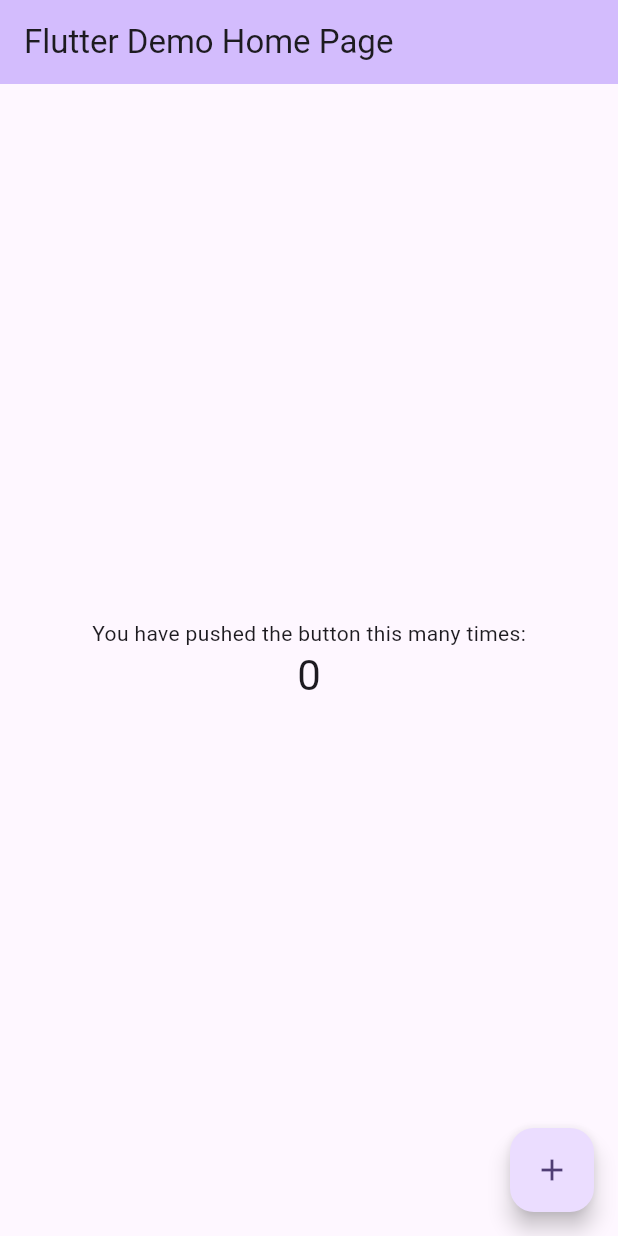
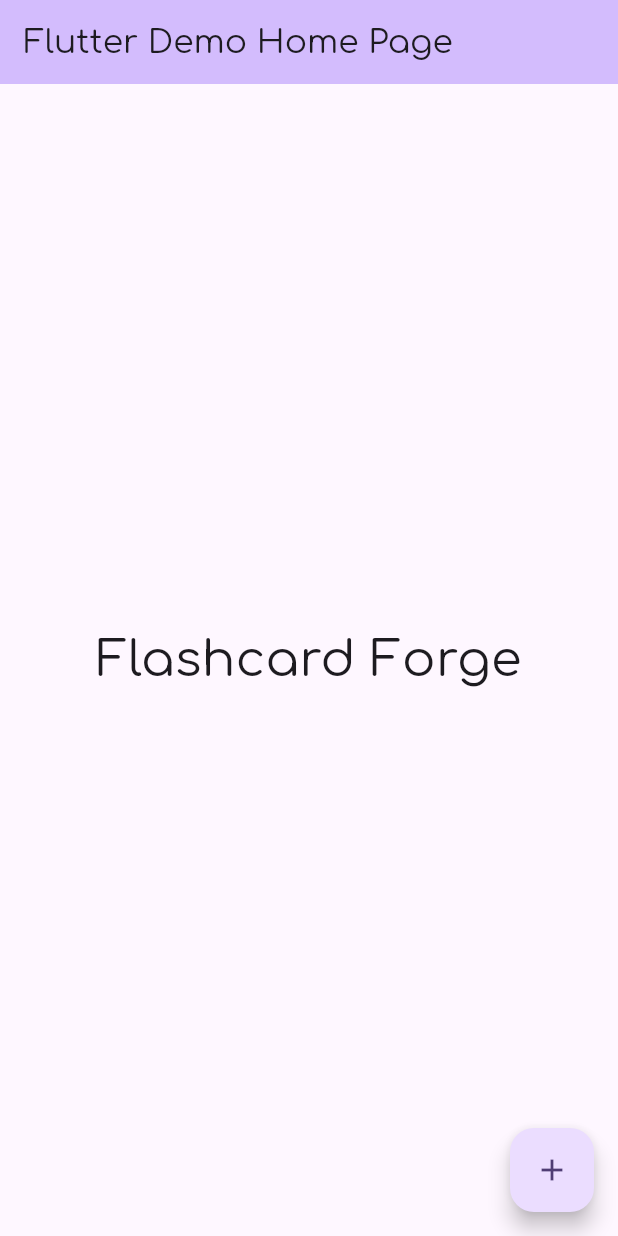
Before and after one commit to lucasviinic/flashcard_forge_app, a Flutter app: the screen it shows after launch, on a phone screen of 412 x 824 dp. Run offline on Flutter 3.47's test engine with Material 3 defaults, Android fonts, the phone set to English and light mode, and no system bars.

Commit message:
feat: add default custom font and set personalized app icon

```diff
--- a/lib/main.dart
+++ b/lib/main.dart
@@ -7,27 +7,12 @@ void main() {
 class MyApp extends StatelessWidget {
   const MyApp({super.key});
 
-  // This widget is the root of your application.
   @override
   Widget build(BuildContext context) {
     return MaterialApp(
       title: 'Flutter Demo',
       theme: ThemeData(
-        // This is the theme of your application.
-        //
-        // TRY THIS: Try running your application with "flutter run". You'll see
-        // the application has a purple toolbar. Then, without quitting the app,
-        // try changing the seedColor in the colorScheme below to Colors.green
-        // and then invoke "hot reload" (save your changes or press the "hot
-        // reload" button in a Flutter-supported IDE, or press "r" if you used
-        // the command line to start the app).
-        //
-        // Notice that the counter didn't reset back to zero; the application
-        // state is not lost during the reload. To reset the state, use hot
-        // restart instead.
-        //
-        // This works for code too, not just values: Most code changes can be
-        // tested with just a hot reload.
+        fontFamily: "Comfortaa",
         colorScheme: ColorScheme.fromSeed(seedColor: Colors.deepPurple),
         useMaterial3: true,
       ),
@@ -38,15 +23,6 @@ class MyApp extends StatelessWidget {
 
 class MyHomePage extends StatefulWidget {
   const MyHomePage({super.key, required this.title});
-
-  // This widget is the home page of your application. It is stateful, meaning
-  // that it has a State object (defined below) that contains fields that affect
-  // how it looks.
-
-  // This class is the configuration for the state. It holds the values (in this
-  // case the title) provided by the parent (in this case the App widget) and
-  // used by the build method of the State. Fields in a Widget subclass are
-  // always marked "final".
 
   final String title;
 
@@ -59,58 +35,24 @@ class _MyHomePageState extends State<MyHomePage> {
 
   void _incrementCounter() {
     setState(() {
-      // This call to setState tells the Flutter framework that something has
-      // changed in this State, which causes it to rerun the build method below
-      // so that the display can reflect the updated values. If we changed
-      // _counter without calling setState(), then the build method would not be
-      // called again, and so nothing would appear to happen.
       _counter++;
     });
   }
 
   @override
   Widget build(BuildContext context) {
-    // This method is rerun every time setState is called, for instance as done
-    // by the _incrementCounter method above.
-    //
-    // The Flutter framework has been optimized to make rerunning build methods
-    // fast, so that you can just rebuild anything that needs updating rather
-    // than having to individually change instances of widgets.
     return Scaffold(
       appBar: AppBar(
-        // TRY THIS: Try changing the color here to a specific color (to
-        // Colors.amber, perhaps?) and trigger a hot reload to see the AppBar
-        // change color while the other colors stay the same.
         backgroundColor: Theme.of(context).colorScheme.inversePrimary,
-        // Here we take the value from the MyHomePage object that was created by
-        // the App.build method, and use it to set our appbar title.
         title: Text(widget.title),
       ),
-      body: Center(
-        // Center is a layout widget. It takes a single child and positions it
-        // in the middle of the parent.
-        child: Column(
-          // Column is also a layout widget. It takes a list of children and
-          // arranges them vertically. By default, it sizes itself to fit its
-          // children horizontally, and tries to be as tall as its parent.
-          //
-          // Column has various properties to control how it sizes itself and
-          // how it positions its children. Here we use mainAxisAlignment to
-          // center the children vertically; the main axis here is the vertical
-          // axis because Columns are vertical (the cross axis would be
-          // horizontal).
-          //
-          // TRY THIS: Invoke "debug painting" (choose the "Toggle Debug Paint"
-          // action in the IDE, or press "p" in the console), to see the
-          // wireframe for each widget.
+      body: const Center(
+        child: Row(
           mainAxisAlignment: MainAxisAlignment.center,
-          children: <Widget>[
-            const Text(
-              'You have pushed the button this many times:',
-            ),
+          children: [
             Text(
-              '$_counter',
-              style: Theme.of(context).textTheme.headlineMedium,
+              style: TextStyle(fontSize: 33),
+              'Flashcard Forge',
             ),
           ],
         ),
@@ -119,7 +61,7 @@ class _MyHomePageState extends State<MyHomePage> {
         onPressed: _incrementCounter,
         tooltip: 'Increment',
         child: const Icon(Icons.add),
-      ), // This trailing comma makes auto-formatting nicer for build methods.
+      ),
     );
   }
 }
```
Also changed, not shown: pubspec.yaml (+13 -8 lines), assets/fonts/Comfortaa-Bold.ttf (added), assets/fonts/Comfortaa-Light.ttf (added), assets/fonts/Comfortaa-Medium.ttf (added), assets/fonts/Comfortaa-Regular.ttf (added), assets/fonts/Comfortaa-SemiBold.ttf (added), assets/images/flashcard-forge-logo-v1.png (added), pubspec.lock, 28 other files.
